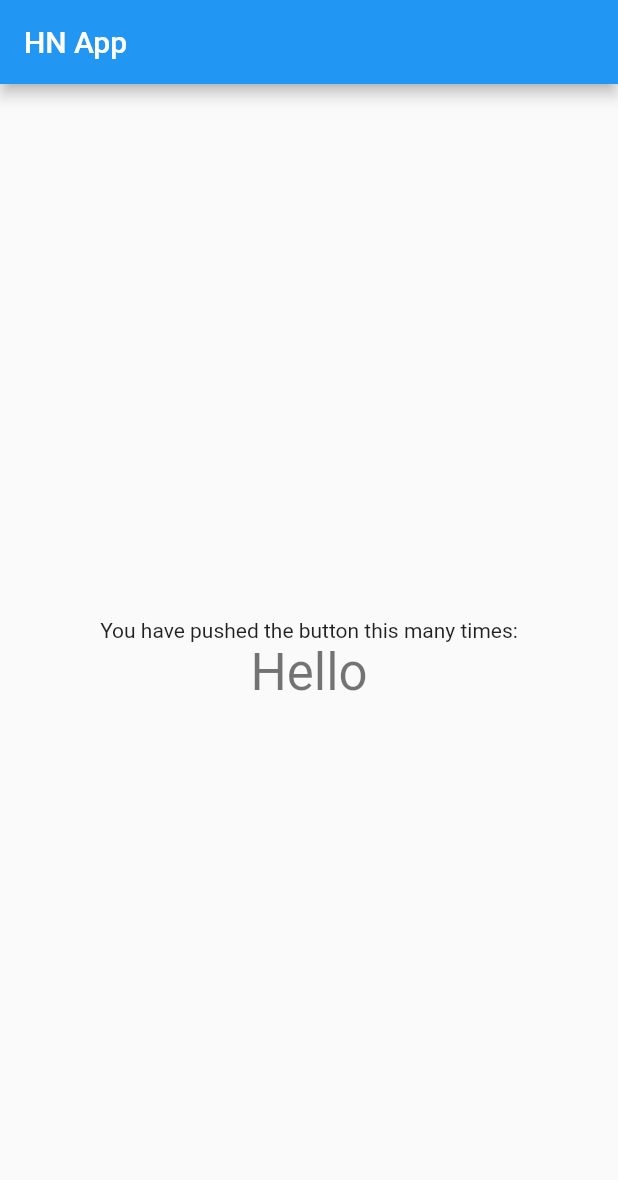
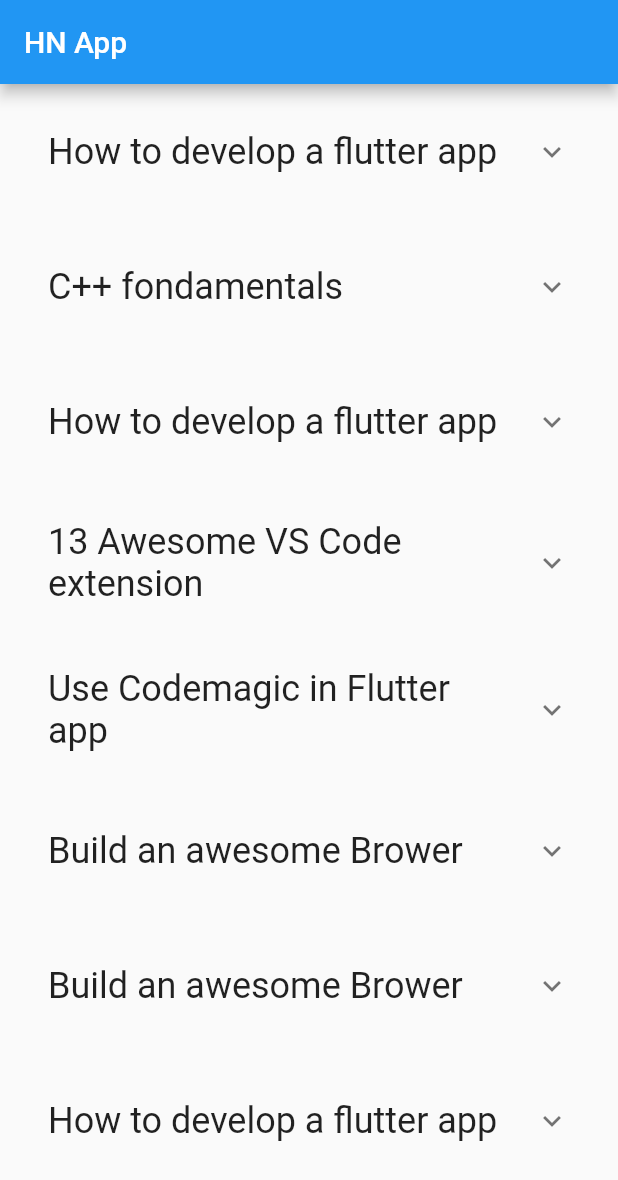
Before and after one commit to DevOps127/hn_app, a Flutter app: the screen it shows after launch, on a phone screen of 412 x 824 dp. Shown: the top 1180 px of the screen. Run offline on Flutter 3.47's test engine with Material 2 defaults, Android fonts, the phone set to English and light mode, and no system bars.

Commit message:
add articles

```diff
--- a/lib/main.dart
+++ b/lib/main.dart
@@ -1,4 +1,6 @@
 import 'package:flutter/material.dart';
+import 'package:hn_app/src/articles.dart';
+import 'package:url_launcher/url_launcher.dart';
 
 void main() => runApp(MyApp());
 
@@ -19,29 +21,59 @@ class MyApp extends StatelessWidget {
 class MyHomePage extends StatefulWidget {
   MyHomePage({Key key, this.title}) : super(key: key);
   final String title;
+
   @override
   _MyHomePageState createState() => _MyHomePageState();
 }
 
 class _MyHomePageState extends State<MyHomePage> {
+  List<Article> _articles = articles;
+
+  Widget _buildItem(Article article) {
+    return Padding(
+      padding: const EdgeInsets.all(16),
+      child: ExpansionTile(
+        title: Text(
+          article.text,
+          style: TextStyle(
+            fontSize: 24,
+          ),
+        ),
+        children: <Widget>[
+          Row(
+            mainAxisAlignment: MainAxisAlignment.spaceEvenly,
+            children: <Widget>[
+              Text('${article.commentsCount} Comments'),
+              IconButton(
+                  icon: Icon(Icons.launch),
+                  onPressed: () async {
+                    final fakeUrl = 'http://${article.domain}';
+                    if (await canLaunch(fakeUrl)) {
+                      launch(fakeUrl);
+                    }
+                  })
+            ],
+          ),
+        ],
+      ),
+    );
+  }
+
   @override
   Widget build(BuildContext context) {
     return Scaffold(
       appBar: AppBar(
         title: Text(widget.title),
       ),
-      body: Center(
-        child: Column(
-          mainAxisAlignment: MainAxisAlignment.center,
-          children: <Widget>[
-            Text(
-              'You have pushed the button this many times:',
-            ),
-            Text(
-              'Hello',
-              style: Theme.of(context).textTheme.display1,
-            ),
-          ],
+      body: RefreshIndicator(
+        onRefresh: () async {
+          await Future.delayed(Duration(seconds: 1));
+          setState(() {
+            _articles.removeAt(0);
+          });
+        },
+        child: ListView(
+          children: _articles.map(_buildItem).toList(),
         ),
       ),
     );
--- /dev/null
+++ b/lib/src/articles.dart
@@ -0,0 +1,211 @@
+class Article {
+  final String text;
+  final String domain;
+  final String by;
+  final String age;
+  final int score;
+  final int commentsCount;
+
+  const Article(
+      {this.text,
+      this.domain,
+      this.by,
+      this.age,
+      this.score,
+      this.commentsCount});
+}
+
+final articles = [
+  Article(
+    text: 'How to develop a flutter app',
+    domain: 'google.com',
+    by: 'zdw',
+    age: '3 hours',
+    score: 177,
+    commentsCount: 62,
+  ),
+  Article(
+    text: 'C++ fondamentals',
+    domain: 'wiley.com',
+    by: 'zdw',
+    age: '3 hours',
+    score: 177,
+    commentsCount: 62,
+  ),
+  Article(
+    text: 'How to develop a flutter app',
+    domain: 'wiley.com',
+    by: 'zdw',
+    age: '3 hours',
+    score: 177,
+    commentsCount: 62,
+  ),
+  Article(
+    text: '13 Awesome VS Code extension',
+    domain: 'gmail.com',
+    by: 'zdw',
+    age: '3 hours',
+    score: 177,
+    commentsCount: 62,
+  ),
+  Article(
+    text: 'Use Codemagic in Flutter app',
+    domain: 'wiley.com',
+    by: 'zdw',
+    age: '3 hours',
+    score: 177,
+    commentsCount: 62,
+  ),
+  Article(
+    text: 'Build an awesome Brower',
+    domain: 'google.com',
+    by: 'zdw',
+    age: '3 hours',
+    score: 177,
+    commentsCount: 62,
+  ),
+  Article(
+    text: 'Build an awesome Brower',
+    domain: 'google.com',
+    by: 'zdw',
+    age: '3 hours',
+    score: 177,
+    commentsCount: 62,
+  ),
+  Article(
+    text: 'How to develop a flutter app',
+    domain: 'wiley.com',
+    by: 'zdw',
+    age: '3 hours',
+    score: 177,
+    commentsCount: 62,
+  ),
+  Article(
+    text: 'C++ fondamentals',
+    domain: 'wiley.com',
+    by: 'zdw',
+    age: '3 hours',
+    score: 177,
+    commentsCount: 62,
+  ),
+  Article(
+    text: 'How to develop a flutter app',
+    domain: 'wiley.com',
+    by: 'zdw',
+    age: '3 hours',
+    score: 177,
+    commentsCount: 62,
+  ),
+  Article(
+    text: '13 Awesome VS Code extension',
+    domain: 'gmail.com',
+    by: 'zdw',
+    age: '3 hours',
+    score: 177,
+    commentsCount: 62,
+  ),
+  Article(
+    text: 'Use Codemagic in Flutter app',
+    domain: 'wiley.com',
+    by: 'zdw',
+    age: '3 hours',
+    score: 177,
+    commentsCount: 62,
+  ),
+  Article(
+    text: 'Build an awesome Brower',
+    domain: 'google.com',
+    by: 'zdw',
+    age: '3 hours',
+    score: 177,
+    commentsCount: 62,
+  ),
+  Article(
+    text: 'Build an awesome Brower',
+    domain: 'google.com',
+    by: 'zdw',
+    age: '3 hours',
+    score: 177,
+    commentsCount: 62,
+  ),
+  Article(
+    text: 'How to develop a flutter app',
+    domain: 'wiley.com',
+    by: 'zdw',
+    age: '3 hours',
+    score: 177,
+    commentsCount: 62,
+  ),
+  Article(
+    text: 'C++ fondamentals',
+    domain: 'wiley.com',
+    by: 'zdw',
+    age: '3 hours',
+    score: 177,
+    commentsCount: 62,
+  ),
+  Article(
+    text: 'How to develop a flutter app',
+    domain: 'wiley.com',
+    by: 'zdw',
+    age: '3 hours',
+    score: 177,
+    commentsCount: 62,
+  ),
+  Article(
+    text: '13 Awesome VS Code extension',
+    domain: 'gmail.com',
+    by: 'zdw',
+    age: '3 hours',
+    score: 177,
+    commentsCount: 62,
+  ),
+  Article(
+    text: 'Use Codemagic in Flutter app',
+    domain: 'wiley.com',
+    by: 'zdw',
+    age: '3 hours',
+    score: 177,
+    commentsCount: 62,
+  ),
+  Article(
+    text: 'Build an awesome Brower',
+    domain: 'google.com',
+    by: 'zdw',
+    age: '3 hours',
+    score: 177,
+    commentsCount: 62,
+  ),
+  Article(
+    text: 'Build an awesome Brower',
+    domain: 'google.com',
+    by: 'zdw',
+    age: '3 hours',
+    score: 177,
+    commentsCount: 62,
+  ),
+  Article(
+    text: 'How to develop a flutter app',
+    domain: 'wiley.com',
+    by: 'zdw',
+    age: '3 hours',
+    score: 177,
+    commentsCount: 62,
+  ),
+  Article(
+    text: 'C++ fondamentals',
+    domain: 'wiley.com',
+    by: 'zdw',
+    age: '3 hours',
+    score: 177,
+    commentsCount: 62,
+  ),
+  Article(
+    text: 'How to develop a flutter app',
+    domain: 'wiley.com',
+    by: 'zdw',
+    age: '3 hours',
+    score: 177,
+    commentsCount: 62,
+  ),
+];
```
Also changed, not shown: pubspec.yaml (+1 -20 lines), pubspec.lock.
